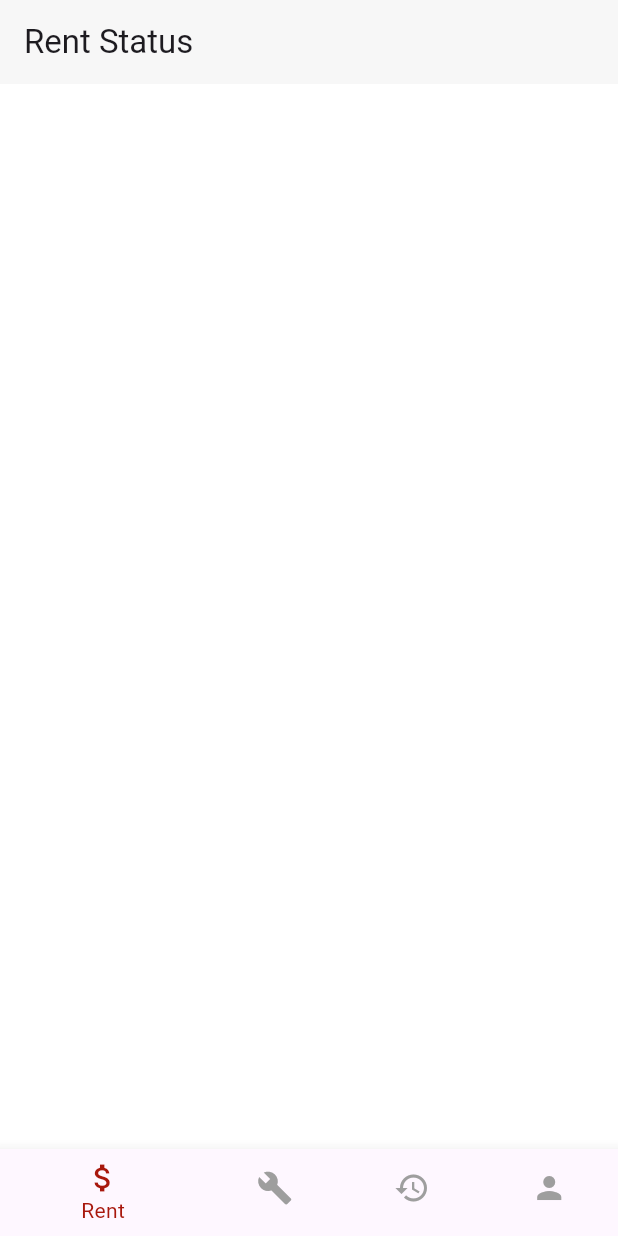
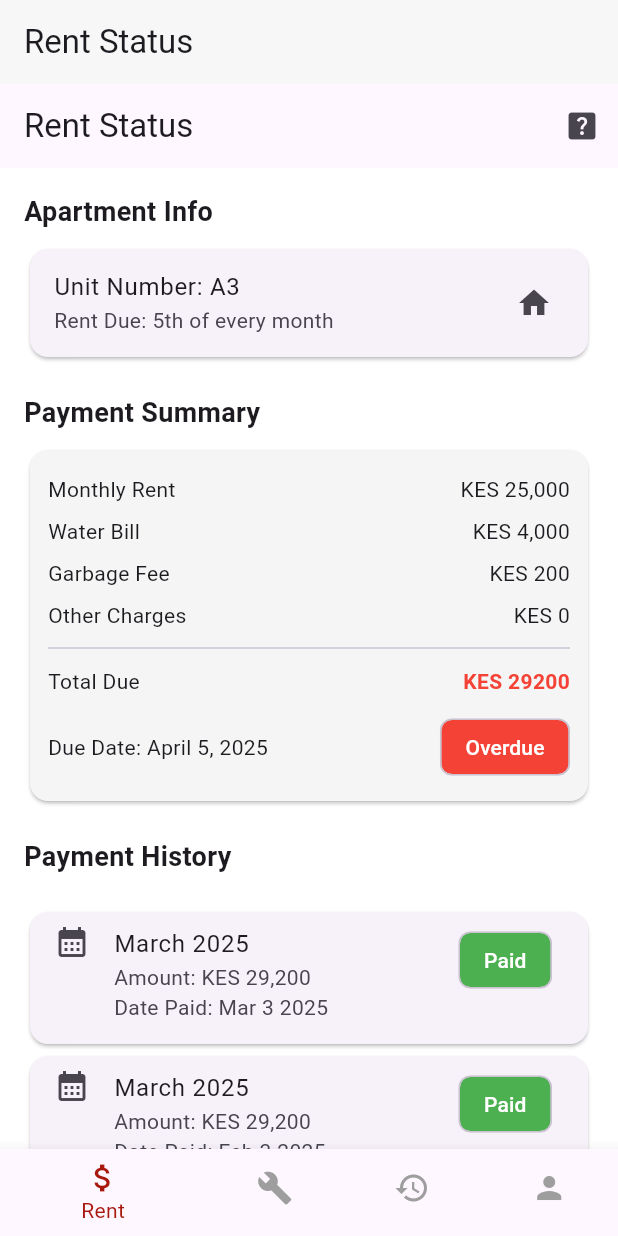
Before and after one commit to carlkiptoo/TenantApp, a Flutter app: the HomeScreen screen opened directly, on a phone screen of 412 x 824 dp. Run offline on Flutter 3.47's test engine with Material 3 defaults, Android fonts, the phone set to English and light mode, and no system bars.

Commit message:
Rent status screen

```diff
--- a/lib/screens/home_screen.dart
+++ b/lib/screens/home_screen.dart
@@ -15,12 +15,12 @@ class HomeScreen extends StatefulWidget {
 class _HomeScreenState extends State<HomeScreen> {
   int _selectedIndex = 0;
 
-  // final List<Widget> _pages = [
-  //   const RentStatusScreen(),
-  //   const SubmitRequestScreen(),
-  //   const MaintenanceHistoryScreen(),
-  //   const ProfileScreen(),
-  // ];
+  final List<Widget> _pages = [
+    const RentStatusScreen(),
+    // const SubmitRequestScreen(),
+    // const MaintenanceHistoryScreen(),
+    // const ProfileScreen(),
+  ];
 
   final List<String> _titles = [
     'Rent Status',
@@ -39,7 +39,7 @@ class _HomeScreenState extends State<HomeScreen> {
         backgroundColor: AppColors.background,
         automaticallyImplyLeading: false,
       ),
-      // body: _pages[_selectedIndex],
+      body: _pages[_selectedIndex],
       bottomNavigationBar: BottomNavigationBar(
         currentIndex: _selectedIndex,
         selectedItemColor: AppColors.primary,
--- a/lib/screens/rent_status_screen.dart
+++ b/lib/screens/rent_status_screen.dart
@@ -0,0 +1,161 @@
+import 'package:flutter/material.dart';
+
+class RentStatusScreen extends StatelessWidget {
+  const RentStatusScreen({super.key});
+
+  @override
+  Widget build(BuildContext context) {
+    return Scaffold(
+      appBar: AppBar(
+        title: Text('Rent Status'),
+        actions: [
+          IconButton(
+            onPressed: () {
+
+            },
+            icon: const Icon(Icons.help_center),
+          ),
+        ],
+      ),
+      body: SingleChildScrollView(
+        padding: const EdgeInsets.all(16),
+        child: Column(
+          crossAxisAlignment: CrossAxisAlignment.start,
+          children: [
+            const Text(
+              'Apartment Info',
+              style: TextStyle(fontSize: 18, fontWeight: FontWeight.bold),
+            ),
+            const SizedBox(height: 8),
+            const Card(
+              child: ListTile(
+                title: Text('Unit Number: A3'),
+                subtitle: Text('Rent Due: 5th of every month'),
+                trailing: Icon(Icons.home),
+              ),
+            ),
+            const SizedBox(height: 20),
+
+            const Text(
+              'Payment Summary',
+              style: TextStyle(fontSize: 18, fontWeight: FontWeight.bold),
+            ),
+            const SizedBox(height: 8),
+            Card(
+              color: Colors.grey[100],
+              child: Padding(
+                padding: const EdgeInsets.all(12.0),
+                child: Column(
+                  children: [
+                    _buildSummaryRow('Monthly Rent', 'KES 25,000'),
+                    _buildSummaryRow('Water Bill', 'KES 4,000'),
+                    _buildSummaryRow('Garbage Fee', 'KES 200'),
+                    _buildSummaryRow('Other Charges', 'KES 0'),
+
+                    const Divider(),
+
+                    _buildSummaryRow('Total Due', 'KES 29200',
+                      isBold: true, color: Colors.red),
+                    const SizedBox(height: 6),
+
+                    const Row(
+                      mainAxisAlignment: MainAxisAlignment.spaceBetween,
+                      children: [
+                        Text('Due Date: April 5, 2025'),
+                        Chip(
+                          label: Text(
+                            'Overdue',
+                            style: TextStyle(color: Colors.white)
+                          ),
+                          backgroundColor: Colors.red,
+                        ),
+                      ],
+                    ),
+                  ],
+                ),
+              ),
+            ),
+            const SizedBox(height: 20),
+
+            const Text('Payment History',
+            style: TextStyle(fontSize: 18, fontWeight: FontWeight.bold),
+            ),
+            const SizedBox(height: 20),
+            ...[
+              _buildPaymentTile('March 2025', 'KES 29,200', 'Paid', 'Mar 3 2025'),
+              _buildPaymentTile('March 2025', 'KES 29,200', 'Paid', 'Feb 3 2025'),
+              _buildPaymentTile('March 2025', 'KES 29,200', 'Paid', 'Unpaid'),
+            ],
+
+            const SizedBox(height: 20),
+
+            const Text(
+              'Receipts / Proof of Payment',
+              style: TextStyle(fontSize: 18, fontWeight: FontWeight.bold),
+            ),
+            const SizedBox(height: 8),
+            Card(
+              child: ListTile(
+                leading: const Icon(Icons.upload_file),
+                title: const Text('Upload receipt'),
+                onTap: () {
+                  // IMPLEMENT FILE PICKER
+                },
+              ),
+            ),
+
+              const SizedBox(height: 30),
+
+            Center(
+              child: ElevatedButton.icon(
+                onPressed: () {
+                  // Support dialog
+                },
+                icon: Icon(Icons.phone),
+                label: Text('Contact admin'),
+              ),
+            )
+          ],
+        ),
+      ),
+    );
+  }
+
+  Widget _buildSummaryRow(String label, String value,
+  {bool isBold = false, Color? color}) {
+    return Padding(
+      padding: const EdgeInsets.symmetric(vertical: 4),
+      child: Row(
+        mainAxisAlignment: MainAxisAlignment.spaceBetween,
+        children: [
+          Text(label),
+          Text(
+            value,
+            style: TextStyle(
+              fontWeight: isBold ? FontWeight.bold : FontWeight.normal,
+              color: color,
+            ),
+          ),
+        ],
+      ),
+    );
+  }
+
+  Widget _buildPaymentTile(String month, String amount, String status, String datePaid) {
+    Color statusColor =
+        status == 'Paid' ? Colors.green : status == 'Unpaid' ? Colors.red : Colors.orange;
+
+    return Card(
+      child: ListTile(
+        leading: const Icon(Icons.calendar_month),
+        title: Text(month),
+        subtitle: Text('Amount: $amount\nDate Paid: ${datePaid.isNotEmpty ? datePaid : 'N/A'}'),
+        trailing: Chip(
+          label: Text(status, style: const TextStyle(color: Colors.white)),
+          backgroundColor: statusColor,
+        ),
+        isThreeLine: true,
+      ),
+    );
+  }
+}
```
